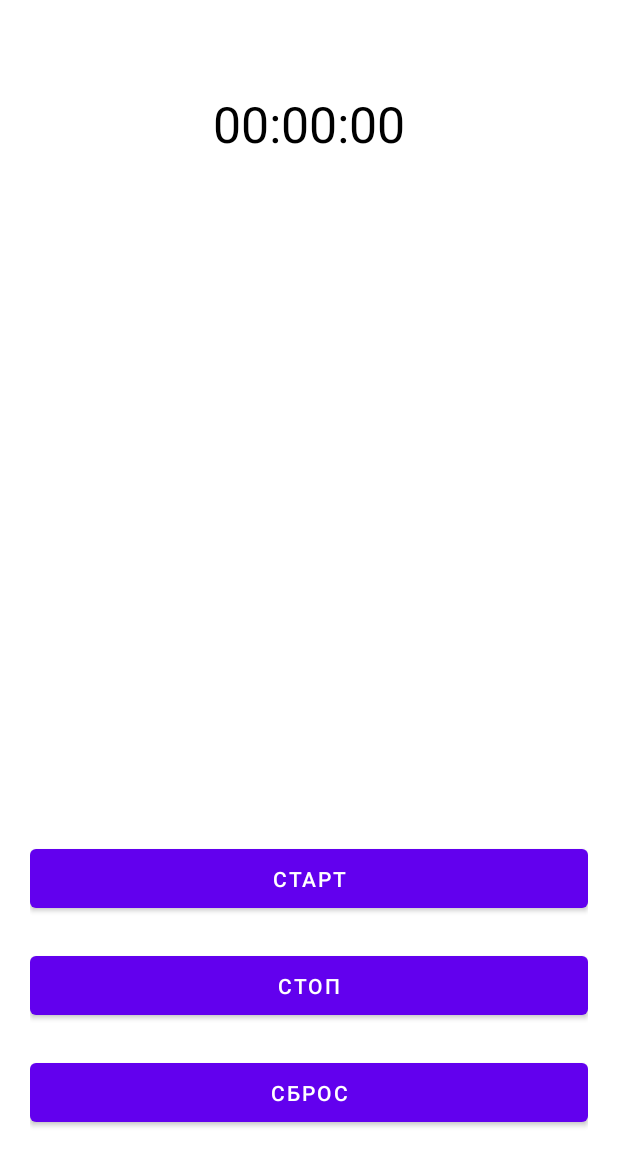
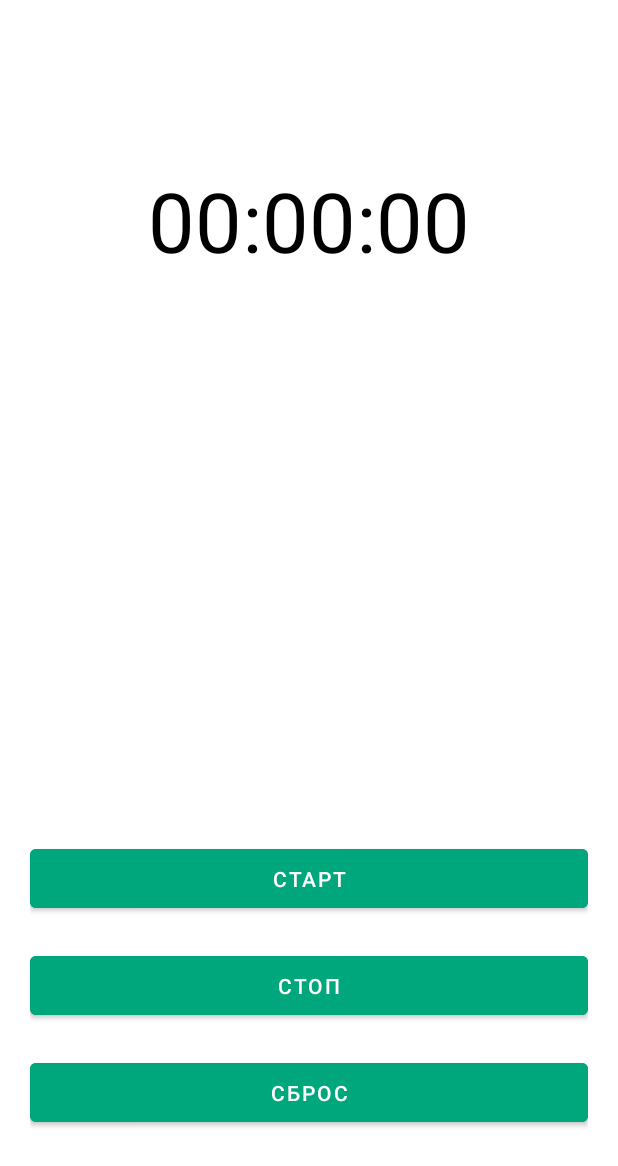
Before and after one commit to Masharo/Stopwatch, an Android app: the layout activity_main.xml on its own in the app's theme, with its tools: preview values and no code run, on a phone screen of 412 x 824 dp. Shown: the top 1166 px of the screen. Run offline under Robolectric (Android 15) with nearby library versions, the phone set to English and light mode, and no system bars.

Commit message:
Redesign activity_main.xml

```diff
--- a/app/src/main/res/layout/activity_main.xml
+++ b/app/src/main/res/layout/activity_main.xml
@@ -1,6 +1,5 @@
 <?xml version="1.0" encoding="utf-8"?>
 <LinearLayout xmlns:android="http://schemas.android.com/apk/res/android"
-    xmlns:app="http://schemas.android.com/apk/res-auto"
     xmlns:tools="http://schemas.android.com/tools"
     android:layout_width="match_parent"
     android:layout_height="match_parent"
@@ -14,9 +13,9 @@
         android:layout_height="wrap_content"
         android:gravity="center"
         android:text="@string/time_fast"
-        android:paddingVertical="40dp"
+        android:paddingTop="90dp"
         android:textColor="@color/black"
-        android:textSize="33sp" />
+        android:textSize="55sp" />
 
     <RelativeLayout
         android:layout_width="match_parent"
@@ -30,29 +29,32 @@
             android:layout_alignParentBottom="true" >
 
             <Button
-                android:layout_marginVertical="10dp"
-                android:paddingVertical="10dp"
+                android:layout_marginVertical="@dimen/dimen_main_sizebuttonverticalmargin"
+                android:paddingVertical="@dimen/dimen_main_sizebuttonverticalpadding"
                 android:layout_width="match_parent"
                 android:layout_height="wrap_content"
+                android:backgroundTint="@color/green_dark"
                 android:onClick="onClickStart"
-                android:text="@string/text_button_start"/>
+                android:text="@string/text_button_start" />
 
             <Button
-                android:layout_marginVertical="10dp"
-                android:paddingVertical="10dp"
+                android:layout_marginVertical="@dimen/dimen_main_sizebuttonverticalmargin"
+                android:paddingVertical="@dimen/dimen_main_sizebuttonverticalpadding"
                 android:layout_width="match_parent"
                 android:layout_height="wrap_content"
+                android:backgroundTint="@color/green_dark"
                 android:onClick="onClickStop"
-                android:text="@string/text_button_stop"/>
+                android:text="@string/text_button_stop" />
 
             <Button
-                android:layout_marginTop="10dp"
-                android:paddingVertical="10dp"
+                android:layout_marginTop="@dimen/dimen_main_sizebuttonverticalmargin"
+                android:paddingVertical="@dimen/dimen_main_sizebuttonverticalpadding"
                 android:layout_marginBottom="50dp"
                 android:layout_width="match_parent"
                 android:layout_height="wrap_content"
+                android:backgroundTint="@color/green_dark"
                 android:onClick="onClickReset"
-                android:text="@string/text_button_reset"/>
+                android:text="@string/text_button_reset" />
 
         </LinearLayout>
 
--- a/app/src/main/res/values/colors.xml
+++ b/app/src/main/res/values/colors.xml
@@ -7,4 +7,6 @@
     <color name="teal_700">#FF018786</color>
     <color name="black">#FF000000</color>
     <color name="white">#FFFFFFFF</color>
+    <color name="green_dark">#00A67C</color>
+    <color name="green_light">#5FD2B5</color>
 </resources>
--- /dev/null
+++ b/app/src/main/res/values/dimens.xml
@@ -0,0 +1,7 @@
+<?xml version="1.0" encoding="utf-8"?>
+<resources>
+
+    <dimen name="dimen_main_sizebuttonverticalpadding">10dp</dimen>
+    <dimen name="dimen_main_sizebuttonverticalmargin">10dp</dimen>
+
+</resources>
--- a/app/src/main/res/values/themes.xml
+++ b/app/src/main/res/values/themes.xml
@@ -1,6 +1,6 @@
 <resources xmlns:tools="http://schemas.android.com/tools">
     <!-- Base application theme. -->
-    <style name="Theme.ApplicationTimer" parent="Theme.MaterialComponents.DayNight.DarkActionBar">
+    <style name="Theme.ApplicationTimer" parent="Theme.MaterialComponents.DayNight.NoActionBar">
         <!-- Primary brand color. -->
         <item name="colorPrimary">@color/purple_500</item>
         <item name="colorPrimaryVariant">@color/purple_700</item>
@@ -10,7 +10,7 @@
         <item name="colorSecondaryVariant">@color/teal_700</item>
         <item name="colorOnSecondary">@color/black</item>
         <!-- Status bar color. -->
-        <item name="android:statusBarColor" tools:targetApi="l">?attr/colorPrimaryVariant</item>
+        <item name="android:statusBarColor" tools:targetApi="l">@color/green_dark</item>
         <!-- Customize your theme here. -->
     </style>
 </resources>
```
